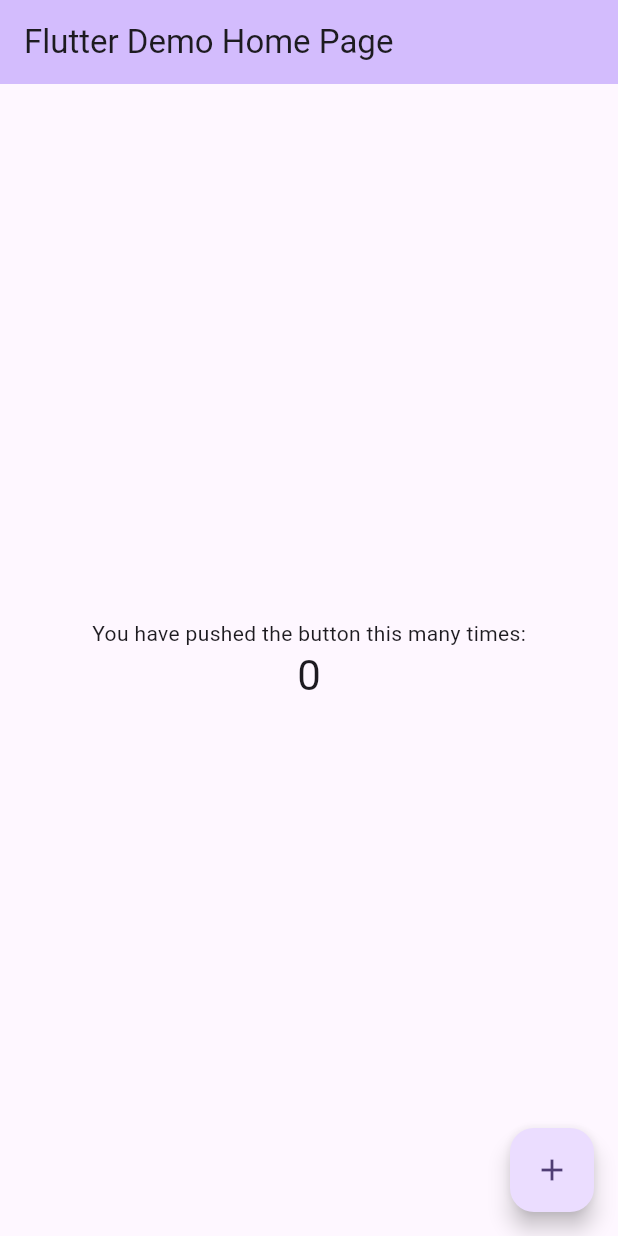
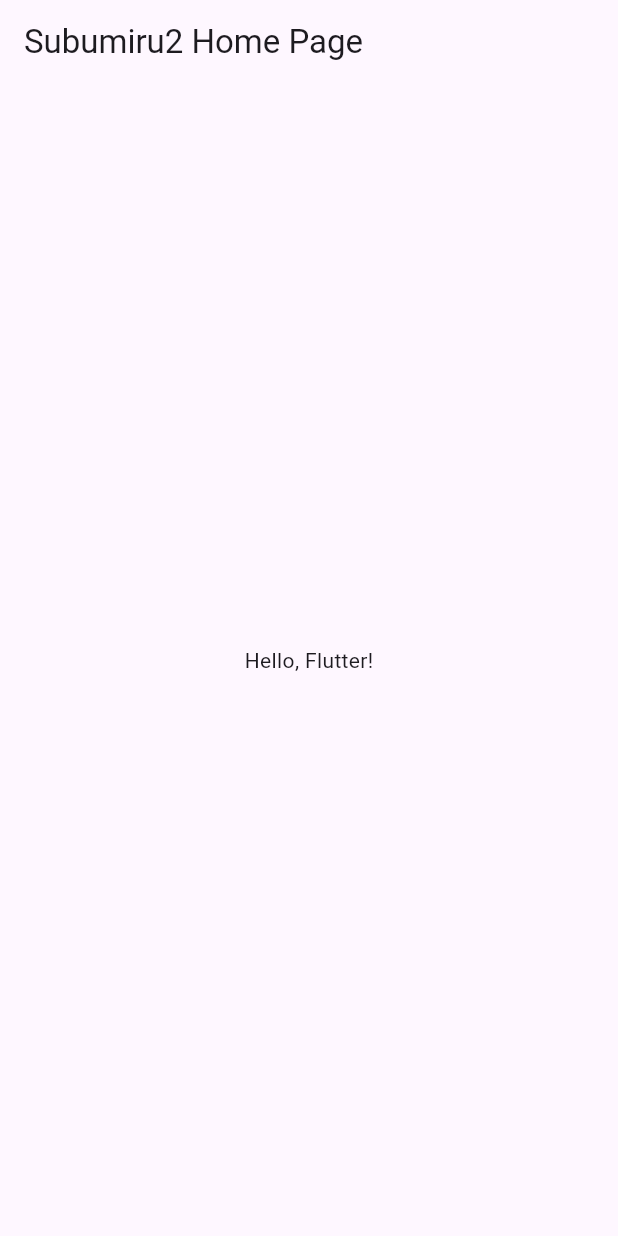
Before and after one commit to Yuseidosukoiya/subumiru, a Flutter app: the screen it shows after launch, on a phone screen of 412 x 824 dp. Run offline on Flutter 3.47's test engine with Material 3 defaults, Android fonts, the phone set to English and light mode, and no system bars; missing offline and left inert: widgetbook.

```diff
--- a/lib/main.dart
+++ b/lib/main.dart
@@ -7,119 +7,34 @@ void main() {
 class MyApp extends StatelessWidget {
   const MyApp({super.key});
 
-  // This widget is the root of your application.
   @override
   Widget build(BuildContext context) {
     return MaterialApp(
-      title: 'Flutter Demo',
+      title: 'Subumiru2',
       theme: ThemeData(
-        // This is the theme of your application.
-        //
-        // TRY THIS: Try running your application with "flutter run". You'll see
-        // the application has a purple toolbar. Then, without quitting the app,
-        // try changing the seedColor in the colorScheme below to Colors.green
-        // and then invoke "hot reload" (save your changes or press the "hot
-        // reload" button in a Flutter-supported IDE, or press "r" if you used
-        // the command line to start the app).
-        //
-        // Notice that the counter didn't reset back to zero; the application
-        // state is not lost during the reload. To reset the state, use hot
-        // restart instead.
-        //
-        // This works for code too, not just values: Most code changes can be
-        // tested with just a hot reload.
-        colorScheme: ColorScheme.fromSeed(seedColor: Colors.deepPurple),
-        useMaterial3: true,
+        primarySwatch: Colors.blue,
       ),
-      home: const MyHomePage(title: 'Flutter Demo Home Page'),
+      home: const MyHomePage(title: 'Subumiru2 Home Page'),
     );
   }
 }
 
-class MyHomePage extends StatefulWidget {
-  const MyHomePage({super.key, required this.title});
-
-  // This widget is the home page of your application. It is stateful, meaning
-  // that it has a State object (defined below) that contains fields that affect
-  // how it looks.
-
-  // This class is the configuration for the state. It holds the values (in this
-  // case the title) provided by the parent (in this case the App widget) and
-  // used by the build method of the State. Fields in a Widget subclass are
-  // always marked "final".
-
+class MyHomePage extends StatelessWidget {
   final String title;
 
-  @override
-  State<MyHomePage> createState() => _MyHomePageState();
-}
-
-class _MyHomePageState extends State<MyHomePage> {
-  int _counter = 0;
-
-  void _incrementCounter() {
-    setState(() {
-      // This call to setState tells the Flutter framework that something has
-      // changed in this State, which causes it to rerun the build method below
-      // so that the display can reflect the updated values. If we changed
-      // _counter without calling setState(), then the build method would not be
-      // called again, and so nothing would appear to happen.
-      _counter++;
-    });
-  }
+  const MyHomePage({super.key, required this.title});
 
   @override
   Widget build(BuildContext context) {
-    // This method is rerun every time setState is called, for instance as done
-    // by the _incrementCounter method above.
-    //
-    // The Flutter framework has been optimized to make rerunning build methods
-    // fast, so that you can just rebuild anything that needs updating rather
-    // than having to individually change instances of widgets.
     return Scaffold(
       appBar: AppBar(
-        // TRY THIS: Try changing the color here to a specific color (to
-        // Colors.amber, perhaps?) and trigger a hot reload to see the AppBar
-        // change color while the other colors stay the same.
-        backgroundColor: Theme.of(context).colorScheme.inversePrimary,
-        // Here we take the value from the MyHomePage object that was created by
-        // the App.build method, and use it to set our appbar title.
-        title: Text(widget.title),
+        title: Text(title),
       ),
-      body: Center(
-        // Center is a layout widget. It takes a single child and positions it
-        // in the middle of the parent.
-        child: Column(
-          // Column is also a layout widget. It takes a list of children and
-          // arranges them vertically. By default, it sizes itself to fit its
-          // children horizontally, and tries to be as tall as its parent.
-          //
-          // Column has various properties to control how it sizes itself and
-          // how it positions its children. Here we use mainAxisAlignment to
-          // center the children vertically; the main axis here is the vertical
-          // axis because Columns are vertical (the cross axis would be
-          // horizontal).
-          //
-          // TRY THIS: Invoke "debug painting" (choose the "Toggle Debug Paint"
-          // action in the IDE, or press "p" in the console), to see the
-          // wireframe for each widget.
-          mainAxisAlignment: MainAxisAlignment.center,
-          children: <Widget>[
-            const Text(
-              'You have pushed the button this many times:',
-            ),
-            Text(
-              '$_counter',
-              style: Theme.of(context).textTheme.headlineMedium,
-            ),
-          ],
+      body: const Center(
+        child: Text(
+          'Hello, Flutter!',
         ),
       ),
-      floatingActionButton: FloatingActionButton(
-        onPressed: _incrementCounter,
-        tooltip: 'Increment',
-        child: const Icon(Icons.add),
-      ), // This trailing comma makes auto-formatting nicer for build methods.
     );
   }
 }
```
Also changed, not shown: lib/widgetbook.dart (added, +134 -0 lines), pubspec.yaml (+4 -72 lines), pubspec.lock, 1 other file.
